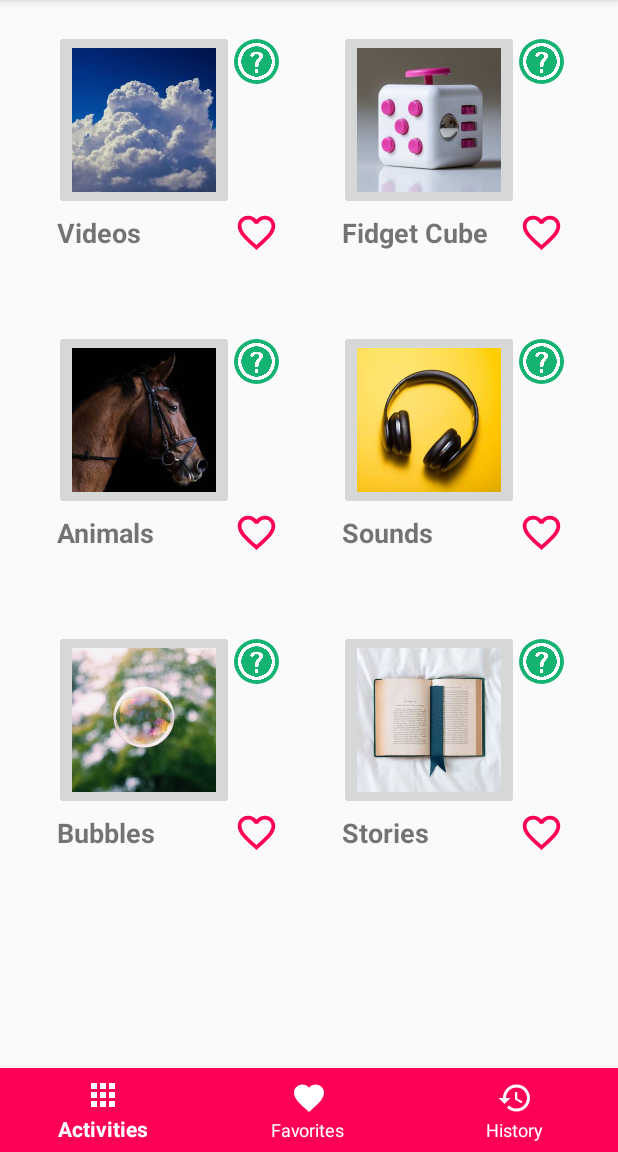
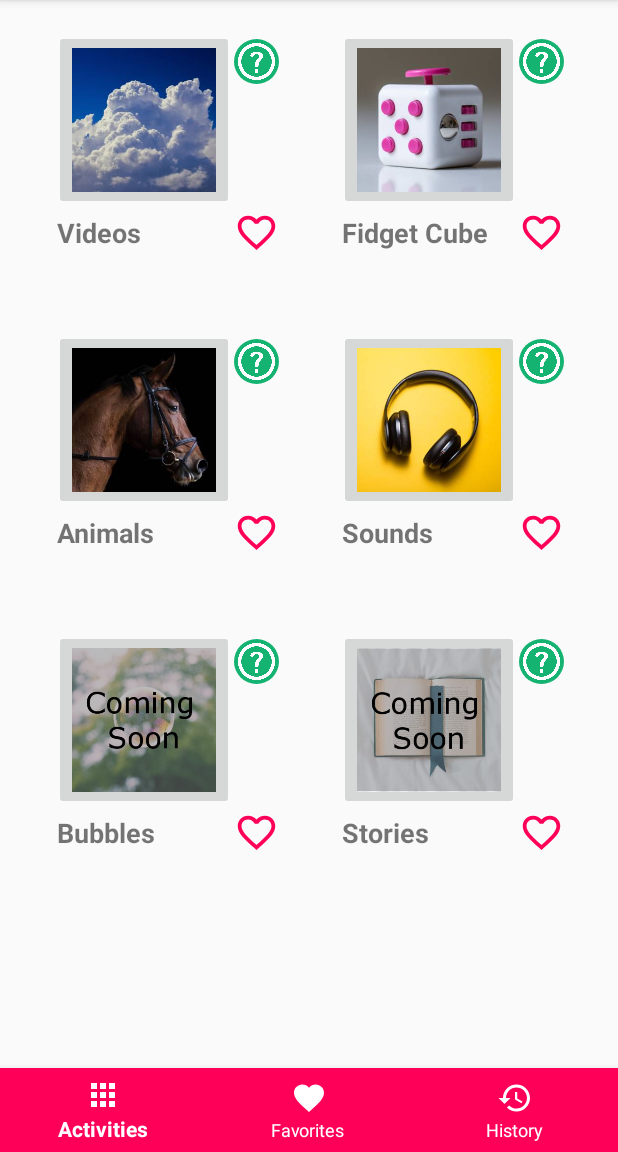
Before and after one commit to calvin-cs262-fall2019-teamC/client, an Android app: the screen it shows after launch (MainActivity), on a phone screen of 412 x 824 dp, the part 84-1236 px from its top. Run offline under Robolectric (Android 15) with nearby library versions, the phone set to English and light mode, and no system bars; our stand-ins replace Room's generated code.

Commit message:
fixed Breathe memory leak, Animals audio (normalized) and 'coming soon' buttons

```diff
--- a/app/src/main/java/edu/calvin/cs262/sensapp/BreatheActivity.java
+++ b/app/src/main/java/edu/calvin/cs262/sensapp/BreatheActivity.java
@@ -152,7 +152,7 @@ public class BreatheActivity extends AppCompatActivity {
         audioPlayer.setOnCompletionListener(new MediaPlayer.OnCompletionListener() {
             @Override
             public void onCompletion(MediaPlayer mediaPlayer) {
-                audioPlayer.reset();
+                audioPlayer.release();
                 chooseAudio();
                 audioPlayer.start();
             }
--- a/app/src/main/res/layout/fragment_main.xml
+++ b/app/src/main/res/layout/fragment_main.xml
@@ -380,9 +380,10 @@
                         android:layout_height="120dp"
                         android:layout_gravity="center_horizontal"
                         android:contentDescription="@string/activity_button_description"
-                        android:onClick="launchBubblesActivity"
+                        android:tag="@string/activity_three_title"
+                        android:onClick="launchInformation"
                         android:scaleType="fitCenter"
-                        app:srcCompat="@drawable/bubbles" />
+                        app:srcCompat="@drawable/bubbles_coming_soon" />
 
                     <ImageButton
                         android:id="@+id/info_three_button"
@@ -458,9 +459,10 @@
                         android:layout_height="120dp"
                         android:layout_gravity="center_horizontal"
                         android:contentDescription="@string/activity_button_description"
-                        android:onClick="launchStoriesActivity"
+                        android:tag="@string/activity_four_title"
+                        android:onClick="launchInformation"
                         android:scaleType="fitCenter"
-                        app:srcCompat="@drawable/stories" />
+                        app:srcCompat="@drawable/stories_coming_soon" />
 
                     <ImageButton
                         android:id="@+id/info_four_button"
```
Also changed, not shown: app/src/main/res/drawable/bubbles_coming_soon.png (added), app/src/main/res/drawable/stories_coming_soon.jpg (added), 4 other files.
